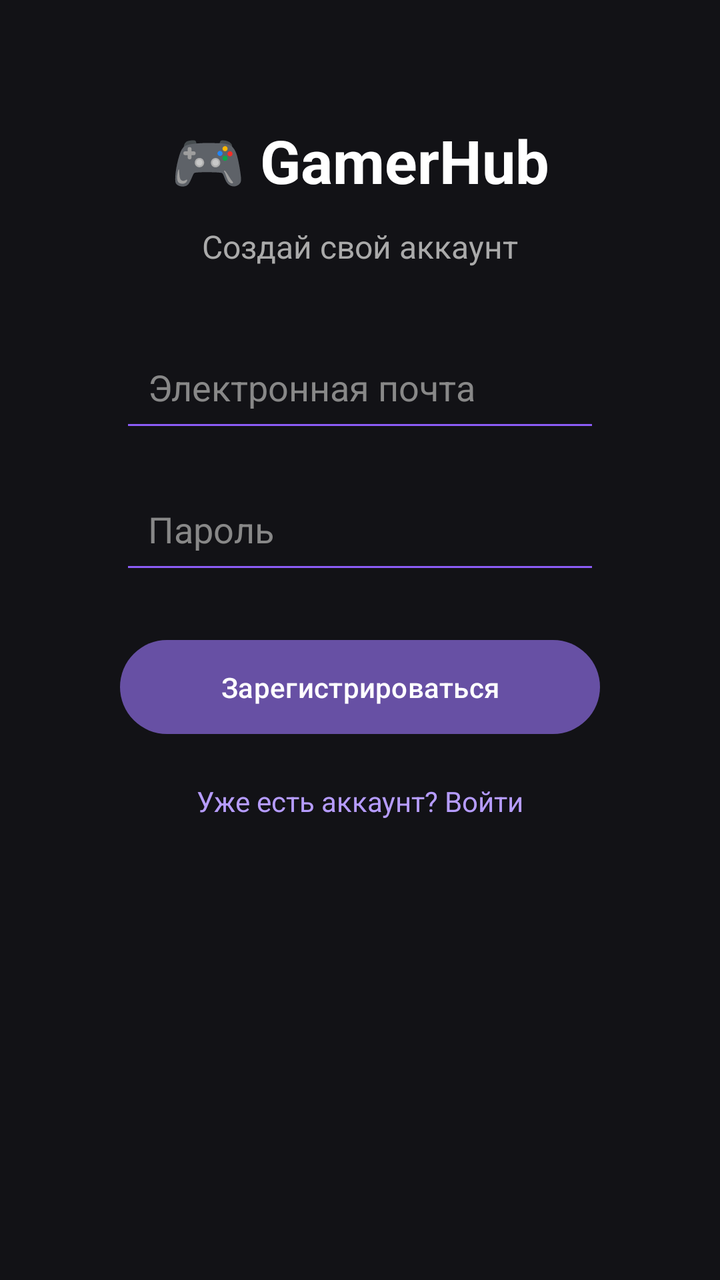
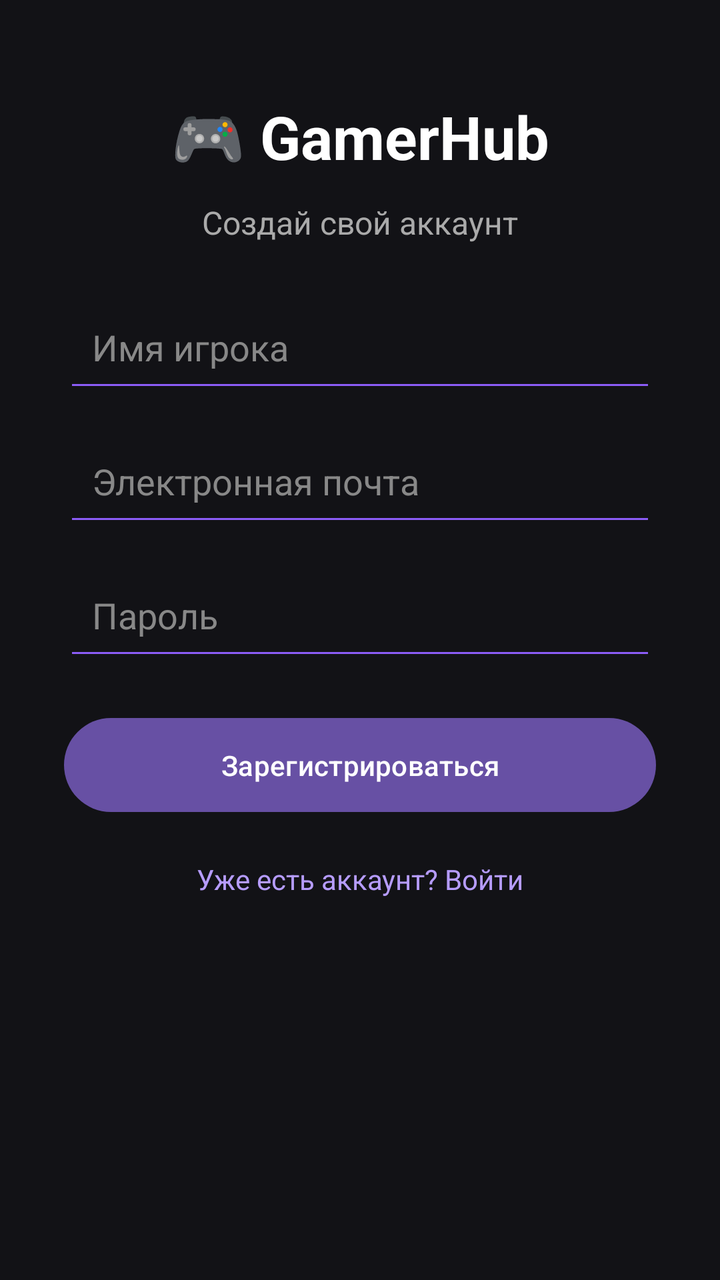

An Android layout rendered at two revisions. The XML below is the earlier revision; the diff shows what the commit changed to produce the second picture.
<!-- AndroidManifest.xml: application theme Theme.GamerHub -->
<!-- res/layout/activity_register.xml -->
<?xml version="1.0" encoding="utf-8"?>
<androidx.constraintlayout.widget.ConstraintLayout
    xmlns:android="http://schemas.android.com/apk/res/android"
    xmlns:app="http://schemas.android.com/apk/res-auto"
    android:layout_width="match_parent"
    android:layout_height="match_parent"
    android:background="#121216"
    android:padding="60dp"
    android:paddingTop="48dp">


    <TextView
        android:id="@id/logoText"
        android:layout_width="wrap_content"
        android:layout_height="wrap_content"
        android:text="🎮 GamerHub"
        android:textColor="#FFFFFF"
        android:textSize="30sp"
        android:textStyle="bold"
        app:layout_constraintBottom_toTopOf="@id/registerSubtitle"
        app:layout_constraintEnd_toEndOf="parent"
        app:layout_constraintHorizontal_bias="0.497"
        app:layout_constraintStart_toStartOf="parent"
        app:layout_constraintTop_toTopOf="parent"
        app:layout_constraintVertical_bias="0.3"
        app:layout_constraintVertical_chainStyle="packed" />

    <TextView
        android:id="@+id/registerSubtitle"
        android:layout_width="wrap_content"
        android:layout_height="wrap_content"
        android:layout_marginTop="12dp"
        android:text="Создай свой аккаунт"
        android:textColor="#AAAAAA"
        android:textSize="16sp"
        app:layout_constraintTop_toBottomOf="@id/logoText"
        app:layout_constraintStart_toStartOf="parent"
        app:layout_constraintEnd_toEndOf="parent"
        app:layout_constraintBottom_toTopOf="@id/emailInput"/>

    <EditText
        android:id="@+id/emailInput"
        android:layout_width="0dp"
        android:layout_height="55dp"
        android:layout_marginTop="32dp"
        android:hint="Электронная почта"
        android:inputType="textEmailAddress"
        android:padding="14dp"
        android:textColor="#FFFFFF"
        android:textColorHint="#888888"
        android:backgroundTint="#8B5CF6"
        app:layout_constraintTop_toBottomOf="@id/registerSubtitle"
        app:layout_constraintStart_toStartOf="parent"
        app:layout_constraintEnd_toEndOf="parent"/>

    <EditText
        android:id="@+id/passwordInput"
        android:layout_width="0dp"
        android:layout_height="55dp"
        android:layout_marginTop="16dp"
        android:hint="Пароль"
        android:inputType="textPassword"
        android:padding="14dp"
        android:textColor="#FFFFFF"
        android:textColorHint="#888888"
        android:backgroundTint="#8B5CF6"
        app:layout_constraintTop_toBottomOf="@id/emailInput"
        app:layout_constraintStart_toStartOf="parent"
        app:layout_constraintEnd_toEndOf="parent"/>

    <Button
        android:id="@+id/registerButton"
        android:layout_width="0dp"
        android:layout_height="55dp"
        android:layout_marginTop="24dp"
        android:text="Зарегистрироваться"
        android:textAllCaps="false"
        app:layout_constraintTop_toBottomOf="@id/passwordInput"
        app:layout_constraintStart_toStartOf="parent"
        app:layout_constraintEnd_toEndOf="parent"/>

    <TextView
        android:id="@+id/loginLink"
        android:layout_width="wrap_content"
        android:layout_height="wrap_content"
        android:layout_marginTop="20dp"
        android:text="Уже есть аккаунт? Войти"
        android:textColor="#B69CFF"
        android:textSize="14sp"
        android:clickable="true"
        android:focusable="true"
        app:layout_constraintTop_toBottomOf="@id/registerButton"
        app:layout_constraintStart_toStartOf="parent"
        app:layout_constraintEnd_toEndOf="parent"/>

</androidx.constraintlayout.widget.ConstraintLayout>
<!-- resources referenced by this layout -->
<resources>
  <style name="Theme.GamerHub" parent="Base.Theme.GamerHub" />
  <style name="Base.Theme.GamerHub" parent="Theme.Material3.DayNight.NoActionBar">
          
          
      </style>
</resources>

<!-- the commit's change to res/layout/activity_register.xml (unified diff, before → after) -->
@@ -5,12 +5,13 @@
     android:layout_width="match_parent"
     android:layout_height="match_parent"
     android:background="#121216"
-    android:padding="60dp"
-    android:paddingTop="48dp">
-
+    android:paddingStart="32dp"
+    android:paddingEnd="32dp"
+    android:paddingTop="48dp"
+    android:paddingBottom="24dp">
 
     <TextView
-        android:id="@id/logoText"
+        android:id="@+id/logoText"
         android:layout_width="wrap_content"
         android:layout_height="wrap_content"
         android:text="🎮 GamerHub"
@@ -19,7 +20,6 @@
         android:textStyle="bold"
         app:layout_constraintBottom_toTopOf="@id/registerSubtitle"
         app:layout_constraintEnd_toEndOf="parent"
-        app:layout_constraintHorizontal_bias="0.497"
         app:layout_constraintStart_toStartOf="parent"
         app:layout_constraintTop_toTopOf="parent"
         app:layout_constraintVertical_bias="0.3"
@@ -36,28 +36,45 @@
         app:layout_constraintTop_toBottomOf="@id/logoText"
         app:layout_constraintStart_toStartOf="parent"
         app:layout_constraintEnd_toEndOf="parent"
-        app:layout_constraintBottom_toTopOf="@id/emailInput"/>
+        app:layout_constraintBottom_toTopOf="@id/usernameInput" />
 
     <EditText
-        android:id="@+id/emailInput"
+        android:id="@+id/usernameInput"
         android:layout_width="0dp"
         android:layout_height="55dp"
-        android:layout_marginTop="32dp"
-        android:hint="Электронная почта"
-        android:inputType="textEmailAddress"
+        android:layout_marginTop="24dp"
+        android:hint="Имя игрока"
+        android:inputType="textPersonName|textCapWords"
+        android:singleLine="true"
         android:padding="14dp"
         android:textColor="#FFFFFF"
         android:textColorHint="#888888"
         android:backgroundTint="#8B5CF6"
         app:layout_constraintTop_toBottomOf="@id/registerSubtitle"
         app:layout_constraintStart_toStartOf="parent"
-        app:layout_constraintEnd_toEndOf="parent"/>
+        app:layout_constraintEnd_toEndOf="parent" />
+
+    <EditText
+        android:id="@+id/emailInput"
+        android:layout_width="0dp"
+        android:layout_height="55dp"
+        android:layout_marginTop="12dp"
+        android:hint="Электронная почта"
+        android:inputType="textEmailAddress"
+        android:singleLine="true"
+        android:padding="14dp"
+        android:textColor="#FFFFFF"
+        android:textColorHint="#888888"
+        android:backgroundTint="#8B5CF6"
+        app:layout_constraintTop_toBottomOf="@id/usernameInput"
+        app:layout_constraintStart_toStartOf="parent"
+        app:layout_constraintEnd_toEndOf="parent" />
 
     <EditText
         android:id="@+id/passwordInput"
         android:layout_width="0dp"
         android:layout_height="55dp"
-        android:layout_marginTop="16dp"
+        android:layout_marginTop="12dp"
         android:hint="Пароль"
         android:inputType="textPassword"
         android:padding="14dp"
@@ -66,18 +83,18 @@
         android:backgroundTint="#8B5CF6"
         app:layout_constraintTop_toBottomOf="@id/emailInput"
         app:layout_constraintStart_toStartOf="parent"
-        app:layout_constraintEnd_toEndOf="parent"/>
+        app:layout_constraintEnd_toEndOf="parent" />
 
     <Button
         android:id="@+id/registerButton"
         android:layout_width="0dp"
         android:layout_height="55dp"
-        android:layout_marginTop="24dp"
+        android:layout_marginTop="20dp"
         android:text="Зарегистрироваться"
         android:textAllCaps="false"
         app:layout_constraintTop_toBottomOf="@id/passwordInput"
         app:layout_constraintStart_toStartOf="parent"
-        app:layout_constraintEnd_toEndOf="parent"/>
+        app:layout_constraintEnd_toEndOf="parent" />
 
     <TextView
         android:id="@+id/loginLink"
@@ -91,6 +108,6 @@
         android:focusable="true"
         app:layout_constraintTop_toBottomOf="@id/registerButton"
         app:layout_constraintStart_toStartOf="parent"
-        app:layout_constraintEnd_toEndOf="parent"/>
+        app:layout_constraintEnd_toEndOf="parent" />
 
 </androidx.constraintlayout.widget.ConstraintLayout>
